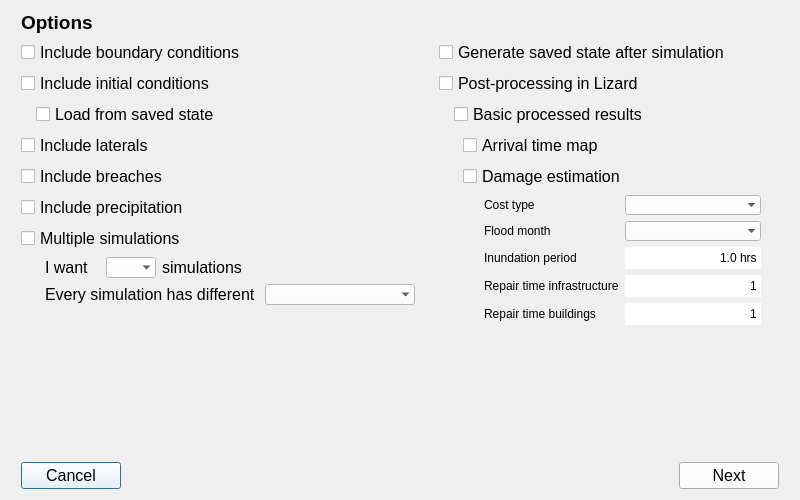
Above: threedi_api_qgis_client/ui/init_dialog.ui from nens/threedi-api-qgis-client before the change. Below: the same form after it.
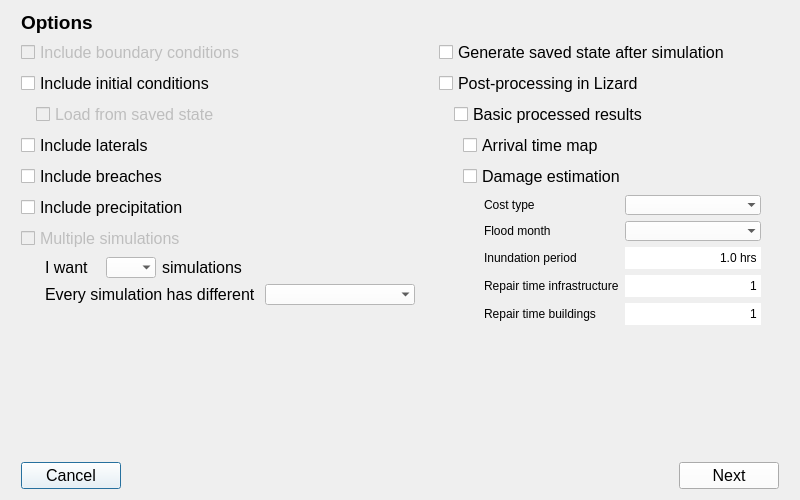
That is the form after the change.

Patch:
```diff
--- a/threedi_api_qgis_client/ui/init_dialog.ui
+++ b/threedi_api_qgis_client/ui/init_dialog.ui
@@ -545,6 +545,9 @@
     <layout class="QVBoxLayout" name="verticalLayout_6">
      <item>
       <widget class="QCheckBox" name="cb_boundary">
+       <property name="enabled">
+        <bool>false</bool>
+       </property>
        <property name="minimumSize">
         <size>
          <width>408</width>
@@ -589,6 +592,9 @@
         </property>
         <item>
          <widget class="QCheckBox" name="cb_load_saved_state">
+          <property name="enabled">
+           <bool>false</bool>
+          </property>
           <property name="font">
            <font>
             <family>Segoe UI</family>
@@ -644,6 +650,9 @@
      </item>
      <item>
       <widget class="QCheckBox" name="cb_multiple_simulations">
+       <property name="enabled">
+        <bool>false</bool>
+       </property>
        <property name="font">
         <font>
          <family>Segoe UI</family>
```
Left out of the diff: 2 changed lines with no effect on the pictures.
